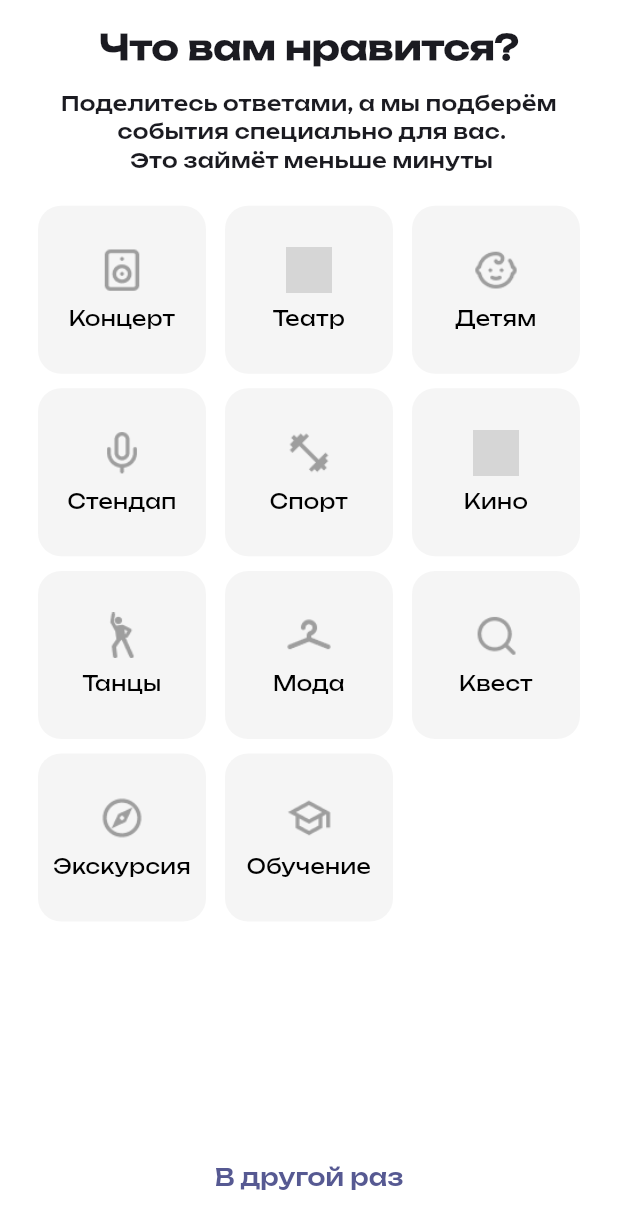
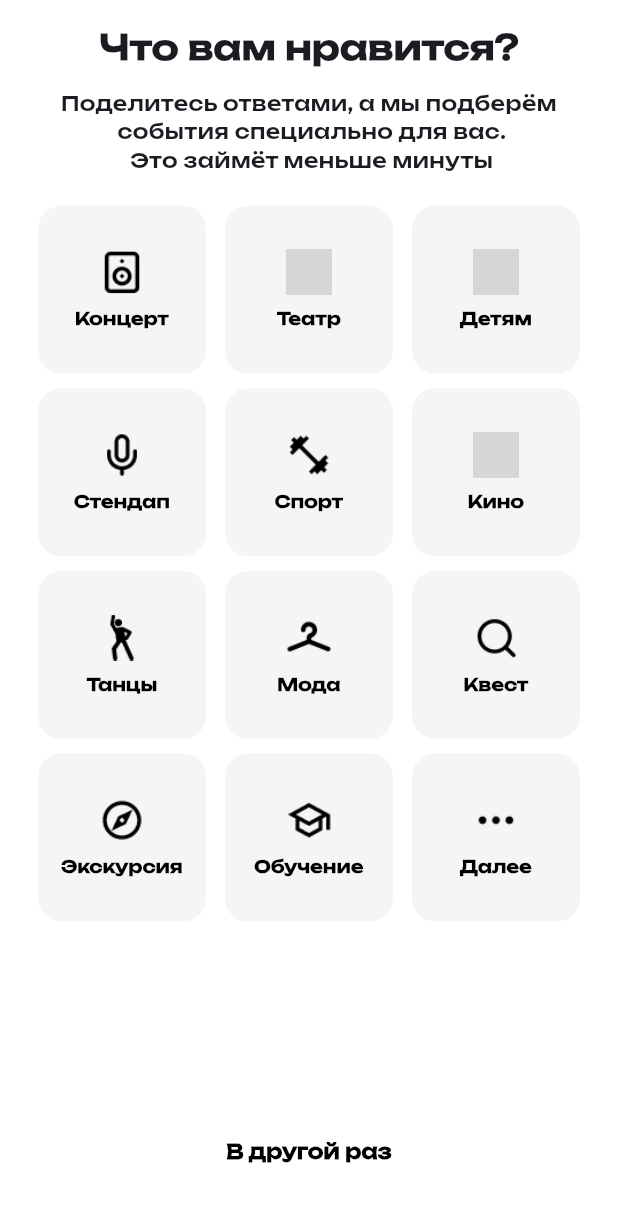
Before and after one commit to idkV1312/yabudutest, a Flutter app: the screen it shows after launch, on a phone screen of 412 x 824 dp. Shown: the top 1229 px of the screen. Run offline on Flutter 3.47's test engine with Material 3 defaults, Android fonts, the phone set to English and light mode, and no system bars; our stand-ins replace flutter_bloc, mask_text_input_formatter; missing offline and left inert: flutter_web_auth_2; project files that could hold a hidden picture were left out; grey boxes are pictures that could not be loaded.

Commit message:
category select screen

```diff
--- /dev/null
+++ b/devtools_options.yaml
@@ -0,0 +1,3 @@
+description: This file stores settings for Dart & Flutter DevTools.
+documentation: https://docs.flutter.dev/tools/devtools/extensions#configure-extension-enablement-states
+extensions:
--- a/lib/features/yabudu/presentation/pages/category_select_screen.dart
+++ b/lib/features/yabudu/presentation/pages/category_select_screen.dart
@@ -1,12 +1,14 @@
 import 'package:flutter/material.dart';
 
 class InterestsScreen extends StatefulWidget {
+  const InterestsScreen({super.key});
+
   @override
   State<InterestsScreen> createState() => _InterestsScreenState();
 }
 
 class _InterestsScreenState extends State<InterestsScreen> {
-  final List<String> items = [
+  final List<String> baseItems = [
     'Концерт',
     'Театр',
     'Детям',
@@ -20,20 +22,25 @@ class _InterestsScreenState extends State<InterestsScreen> {
     'Обучение',
   ];
 
+  final List<String> extraItems = List.generate(15, (i) => 'Extra ${i + 1}');
+
   final Set<String> selected = {};
+  bool expanded = false;
 
   final Map<String, String> icons = {
     'Концерт': 'assets/images/speaker.png',
-    'Театр': 'assets/images/Theatre.png',
-    'Детям': 'assets/images/Baby.png',
+    'Театр': 'assets/images/theater.png',
+    'Детям': 'assets/images/baby.png',
     'Стендап': 'assets/images/mic.png',
     'Спорт': 'assets/images/fitness_center.png',
     'Кино': 'assets/images/film.png',
-    'Танцы': 'assets/images/dancing 1.png',
+    'Танцы': 'assets/images/dancing.png',
     'Мода': 'assets/images/coat-hanger.png',
     'Квест': 'assets/images/search.png',
     'Экскурсия': 'assets/images/explore.png',
     'Обучение': 'assets/images/school.png',
+    for (int i = 0; i < 15; i++)
+      'Extra ${i + 1}': 'assets/images/default1.png',
   };
 
   final double baseWidth = 430.66;
@@ -45,6 +52,9 @@ class _InterestsScreenState extends State<InterestsScreen> {
   double scaleH(BuildContext context, double size) =>
       MediaQuery.of(context).size.height / baseHeight * size;
 
+  List<String> get visibleItems =>
+      expanded ? [...baseItems, ...extraItems] : baseItems;
+
   @override
   Widget build(BuildContext context) {
     final itemSize = scaleW(context, 117.05);
@@ -55,7 +65,6 @@ class _InterestsScreenState extends State<InterestsScreen> {
           padding: EdgeInsets.all(scaleW(context, 16)),
           child: Column(
             crossAxisAlignment: CrossAxisAlignment.center,
-            mainAxisAlignment: MainAxisAlignment.center,
             children: [
               Text(
                 'Что вам нравится?',
@@ -64,26 +73,25 @@ class _InterestsScreenState extends State<InterestsScreen> {
                   fontWeight: FontWeight.w700,
                 ),
               ),
-
               SizedBox(height: scaleH(context, 12)),
-
               Text(
-                'Поделитесь ответами, а мы подберём \n события специально для вас.\n Это займёт меньше минуты',
+                'Поделитесь ответами, а мы подберём \n события специально для вас.\n Это займёт меньше минуты',
                 textAlign: TextAlign.center,
                 style: TextStyle(
                   fontSize: scaleW(context, 14),
                   fontWeight: FontWeight.w500,
                 ),
               ),
-
               SizedBox(height: scaleH(context, 24)),
-
               Expanded(
+                child: SingleChildScrollView(
                   child: Wrap(
                     spacing: scaleW(context, 13.25),
                     runSpacing: scaleH(context, 11.04),
-                  children: items.map((item) {
+                    children: [
+                      ...visibleItems.map((item) {
                         final isSelected = selected.contains(item);
+
                         return GestureDetector(
                           onTap: () {
                             setState(() {
@@ -102,7 +110,6 @@ class _InterestsScreenState extends State<InterestsScreen> {
                               color: isSelected
                                   ? const Color(0xFF2F33F9)
                                   : const Color(0xFFF5F5F5),
-
                               borderRadius: BorderRadius.circular(
                                 scaleW(context, 16),
                               ),
@@ -111,33 +118,80 @@ class _InterestsScreenState extends State<InterestsScreen> {
                               mainAxisAlignment: MainAxisAlignment.center,
                               children: [
                                 Image.asset(
-                              icons[item] ?? 'assets/images/default.png',
+                                  icons[item] ??
+                                      'assets/images/default.png',
                                   width: scaleW(context, 32),
                                   height: scaleW(context, 32),
-                              color: isSelected ? Colors.white : Colors.grey,
+                                  color: isSelected
+                                      ? Colors.white
+                                      : Colors.black,
                                 ),
-
                                 SizedBox(height: scaleH(context, 8)),
-
                                 Text(
                                   item,
                                   textAlign: TextAlign.center,
                                   style: TextStyle(
-                                fontSize: scaleW(context, 14),
-                                color: isSelected ? Colors.white : Colors.black,
-                                fontWeight: isSelected
-                                    ? FontWeight.bold
-                                    : FontWeight.normal,
+                                    fontSize: scaleW(context, 12),
+                                    color: isSelected
+                                        ? Colors.white
+                                        : Colors.black,
+                                    fontWeight: FontWeight.w700,
                                   ),
                                 ),
                               ],
                             ),
                           ),
                         );
-                  }).toList(),
+                      }),
+                      GestureDetector(
+                        onTap: () {
+                          setState(() {
+                            expanded = !expanded;
+                          });
+                        },
+                        child: AnimatedContainer(
+                          duration: const Duration(milliseconds: 200),
+                          width: itemSize,
+                          height: itemSize,
+                          decoration: BoxDecoration(
+                            color: expanded
+                                ? const Color(0xFF2F33F9)
+                                : const Color(0xFFF5F5F5),
+                            borderRadius: BorderRadius.circular(
+                              scaleW(context, 16),
                             ),
                           ),
-
+                          child: Column(
+                            mainAxisAlignment: MainAxisAlignment.center,
+                            children: [
+                              Image.asset(
+                                'assets/images/trending_up.png',
+                                width: scaleW(context, 32),
+                                height: scaleW(context, 32),
+                                color: expanded
+                                    ? Colors.white
+                                    : Colors.black,
+                              ),
+                              SizedBox(height: scaleH(context, 8)),
+                              Text(
+                                'Далее',
+                                textAlign: TextAlign.center,
+                                style: TextStyle(
+                                  fontSize: scaleW(context, 12),
+                                  color: expanded
+                                      ? Colors.white
+                                      : Colors.black,
+                                  fontWeight: FontWeight.w700,
+                                ),
+                              ),
+                            ],
+                          ),
+                        ),
+                      ),
+                    ],
+                  ),
+                ),
+              ),
               SizedBox(
                 width: double.infinity,
                 child: TextButton(
@@ -146,10 +200,15 @@ class _InterestsScreenState extends State<InterestsScreen> {
                   },
                   child: Text(
                     'В другой раз',
-                    style: TextStyle(fontSize: scaleW(context, 16)),
+                    style: TextStyle(
+                      fontSize: scaleW(context, 14),
+                      color: Colors.black,
+                      fontWeight: FontWeight.w700,
                     ),
                   ),
                 ),
+              ),
+              SizedBox(height: scaleH(context, 20)),
             ],
           ),
         ),
--- a/lib/main.dart
+++ b/lib/main.dart
@@ -2,6 +2,7 @@ import 'package:flutter/material.dart';
 import 'package:flutter_bloc/flutter_bloc.dart';
 import 'package:yabudu/features/yabudu/presentation/bloc/yabudu_bloc.dart';
 import 'package:yabudu/features/yabudu/presentation/bloc/yabudu_event.dart';
+import 'package:yabudu/features/yabudu/presentation/pages/auth_screen.dart';
 import 'package:yabudu/features/yabudu/presentation/pages/category_select_screen.dart';
 import 'package:yabudu/features/yabudu/presentation/pages/events_screen.dart';
 import 'package:yabudu/theme/app_theme.dart';
```
Also changed, not shown: assets/images/dancing.png (renamed from assets/images/dancing 1.png), assets/images/default1.png (added), assets/images/trending_up.png (renamed from assets/images/Trending up 1.png), 1 other file. Lines whose indentation alone changed are shown as unchanged.
